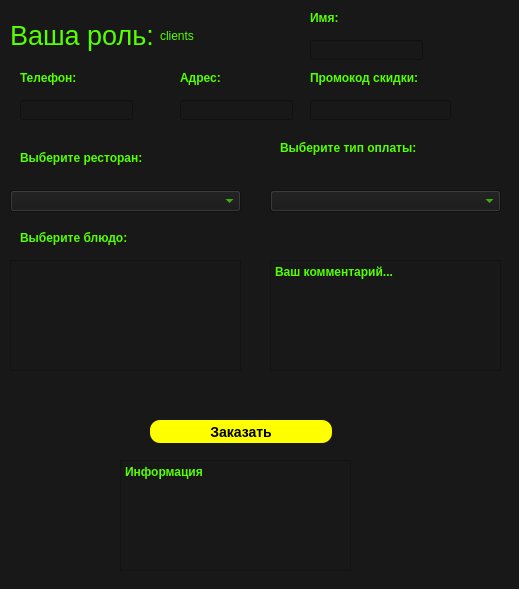
The window that test.ui (dmsrgv/dbprogram) describes before a commit, drawn with Qt 5.
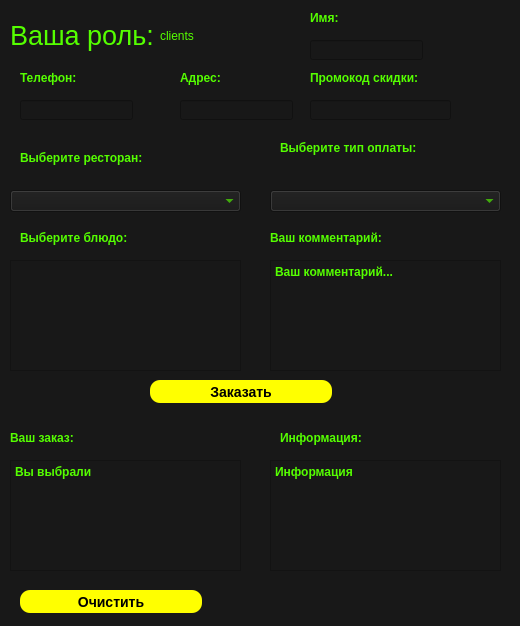
The same window after the commit.

Commit message: Add prize (без учёта скидки, скоро)

Patch:
```diff
--- a/test.ui
+++ b/test.ui
@@ -6,8 +6,8 @@
    <rect>
     <x>0</x>
     <y>0</y>
-    <width>519</width>
-    <height>589</height>
+    <width>520</width>
+    <height>626</height>
    </rect>
   </property>
   <property name="windowTitle">
@@ -95,7 +95,7 @@
    <property name="geometry">
     <rect>
      <x>150</x>
-     <y>420</y>
+     <y>380</y>
      <width>182</width>
      <height>23</height>
     </rect>
@@ -118,7 +118,7 @@
   <widget class="QPlainTextEdit" name="plainTextEdit">
    <property name="geometry">
     <rect>
-     <x>120</x>
+     <x>270</x>
      <y>460</y>
      <width>231</width>
      <height>111</height>
@@ -342,6 +342,101 @@
 			 font: bold;			}</string>
    </property>
   </widget>
+  <widget class="QPlainTextEdit" name="plainTextEdit_3">
+   <property name="geometry">
+    <rect>
+     <x>10</x>
+     <y>460</y>
+     <width>231</width>
+     <height>111</height>
+    </rect>
+   </property>
+   <property name="styleSheet">
+    <string notr="true">QPlainTextEdit {color: rgb(85, 255, 0);
+			 font: bold;			}</string>
+   </property>
+   <property name="readOnly">
+    <bool>true</bool>
+   </property>
+   <property name="plainText">
+    <string>Вы выбрали</string>
+   </property>
+  </widget>
+  <widget class="QLabel" name="label_10">
+   <property name="geometry">
+    <rect>
+     <x>270</x>
+     <y>230</y>
+     <width>121</width>
+     <height>16</height>
+    </rect>
+   </property>
+   <property name="styleSheet">
+    <string notr="true">QLabel {color: rgb(85, 255, 0);
+			 font: bold;			}</string>
+   </property>
+   <property name="text">
+    <string>Ваш комментарий:</string>
+   </property>
+  </widget>
+  <widget class="QPushButton" name="pushButton_3">
+   <property name="geometry">
+    <rect>
+     <x>20</x>
+     <y>590</y>
+     <width>182</width>
+     <height>23</height>
+    </rect>
+   </property>
+   <property name="styleSheet">
+    <string notr="true">QPushButton {background-color: rgb(255, 255, 0);
+     border-style: outset;
+     border-radius: 10px;
+     border-color: beige;
+     font: bold 14px;
+     min-width: 10em;
+     padding: 6px;}
+QPushButton::hover{background-color: rgb(217, 217, 0)}
+QPushButton::pressed{background-color: rgb(181, 181, 0)}</string>
+   </property>
+   <property name="text">
+    <string>Очистить</string>
+   </property>
+  </widget>
+  <widget class="QLabel" name="label_11">
+   <property name="geometry">
+    <rect>
+     <x>10</x>
+     <y>430</y>
+     <width>121</width>
+     <height>16</height>
+    </rect>
+   </property>
+   <property name="styleSheet">
+    <string notr="true">QLabel {color: rgb(85, 255, 0);
+			 font: bold;			}</string>
+   </property>
+   <property name="text">
+    <string>Ваш заказ:</string>
+   </property>
+  </widget>
+  <widget class="QLabel" name="label_12">
+   <property name="geometry">
+    <rect>
+     <x>280</x>
+     <y>430</y>
+     <width>121</width>
+     <height>16</height>
+    </rect>
+   </property>
+   <property name="styleSheet">
+    <string notr="true">QLabel {color: rgb(85, 255, 0);
+			 font: bold;			}</string>
+   </property>
+   <property name="text">
+    <string>Информация:</string>
+   </property>
+  </widget>
  </widget>
  <resources/>
  <connections/>
```
The commit also changes 2 other files.
